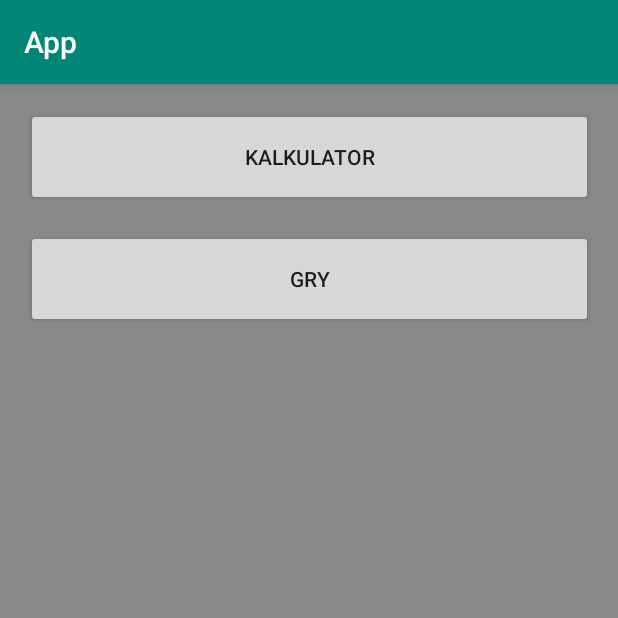
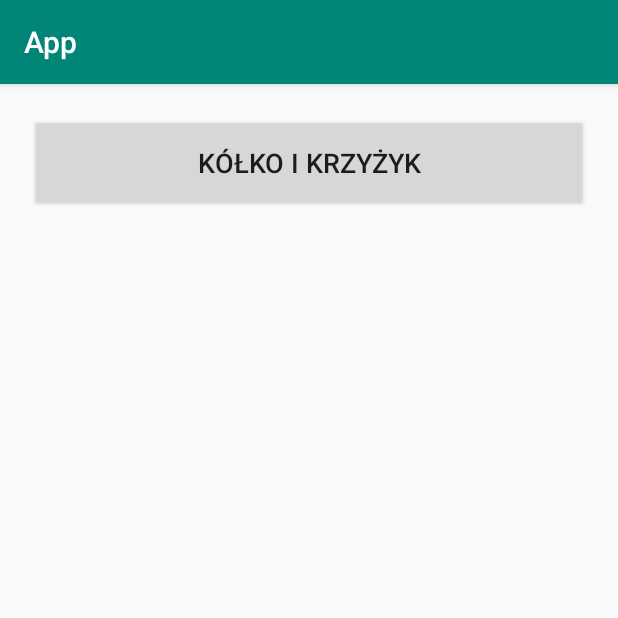
Before and after one commit to Pimpek900/Menu, an Android app: the screen it shows after launch (MainActivity before the commit, GameMenu after it), after a tap on "GRY", on a phone screen of 412 x 824 dp, the top half of it. Run offline under Robolectric (Android 15) with nearby library versions, the light colour scheme and no system bars.

Commit message:
działa jak najberdziej wiesz o co chodzi cnie

```diff
--- a/App/app/src/main/AndroidManifest.xml
+++ b/App/app/src/main/AndroidManifest.xml
@@ -9,7 +9,8 @@
         android:roundIcon="@mipmap/ic_launcher_round"
         android:supportsRtl="true"
         android:theme="@style/AppTheme">
-        <activity android:name=".GameMenu"></activity>
+        <activity android:name=".kik"></activity>
+        <activity android:name=".GameMenu" />
         <activity android:name=".kalkulator" />
         <activity android:name=".MainActivity">
             <intent-filter>
--- a/App/app/src/main/java/com/example/app/GameMenu.java
+++ b/App/app/src/main/java/com/example/app/GameMenu.java
@@ -2,7 +2,9 @@ package com.example.app;
 
 import androidx.appcompat.app.AppCompatActivity;
 
+import android.content.Intent;
 import android.os.Bundle;
+import android.view.View;
 
 public class GameMenu extends AppCompatActivity {
 
@@ -11,4 +13,8 @@ public class GameMenu extends AppCompatActivity {
         super.onCreate(savedInstanceState);
         setContentView(R.layout.activity_game_menu);
     }
+    public void kik(View view){
+        Intent intent = new Intent(GameMenu.this, kik.class);
+        startActivity(intent);
+    }
 }
--- a/App/app/src/main/java/com/example/app/MainActivity.java
+++ b/App/app/src/main/java/com/example/app/MainActivity.java
@@ -18,8 +18,8 @@ public class MainActivity extends AppCompatActivity {
         Intent intent = new Intent(MainActivity.this, kalkulator.class);
         startActivity(intent);
     }
-    public void notatnik(View view){
-    Intent intent = new Intent(MainActivity.this, Notatnik.class);
+    public void Gry(View view){
+    Intent intent = new Intent(MainActivity.this, GameMenu.class);
     startActivity(intent);
     }
 }
--- a/App/app/src/main/res/layout/activity_game_menu.xml
+++ b/App/app/src/main/res/layout/activity_game_menu.xml
@@ -6,4 +6,20 @@
     android:layout_height="match_parent"
     tools:context=".GameMenu">
 
+
+    <Button
+        android:id="@+id/KiK"
+        android:layout_width="match_parent"
+        android:layout_height="65dp"
+        android:layout_marginStart="20dp"
+        android:layout_marginLeft="20dp"
+        android:layout_marginTop="20dp"
+        android:layout_marginEnd="20dp"
+        android:layout_marginRight="20dp"
+        android:text="Kółko i Krzyżyk"
+        android:onClick="kik"
+        android:textSize="18sp"
+        app:layout_constraintEnd_toEndOf="parent"
+        app:layout_constraintStart_toStartOf="parent"
+        app:layout_constraintTop_toTopOf="parent" />
 </androidx.constraintlayout.widget.ConstraintLayout>
--- a/App/app/src/main/res/layout/activity_main.xml
+++ b/App/app/src/main/res/layout/activity_main.xml
@@ -31,7 +31,7 @@
         android:layout_marginTop="16dp"
         android:layout_marginEnd="16dp"
         android:layout_marginRight="16dp"
-        android:onClick="notatnik"
+        android:onClick="Gry"
         android:text="GRY"
         app:layout_constraintEnd_toEndOf="parent"
         app:layout_constraintStart_toStartOf="parent"
```
Also changed, not shown: App/app/src/main/java/com/example/app/kik.java (added, +14 -0 lines), App/app/src/main/res/layout/activity_kik.xml (added, +9 -0 lines).
